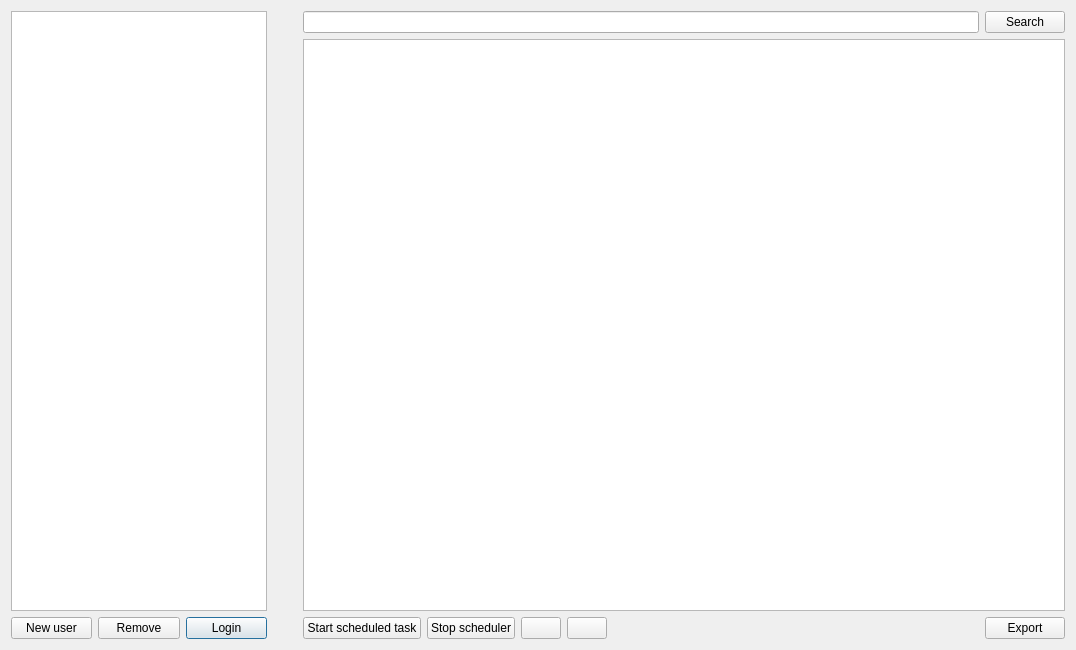
Old version of the form maindialog.ui in the repository iamOgunyinka/Telegram2_0.
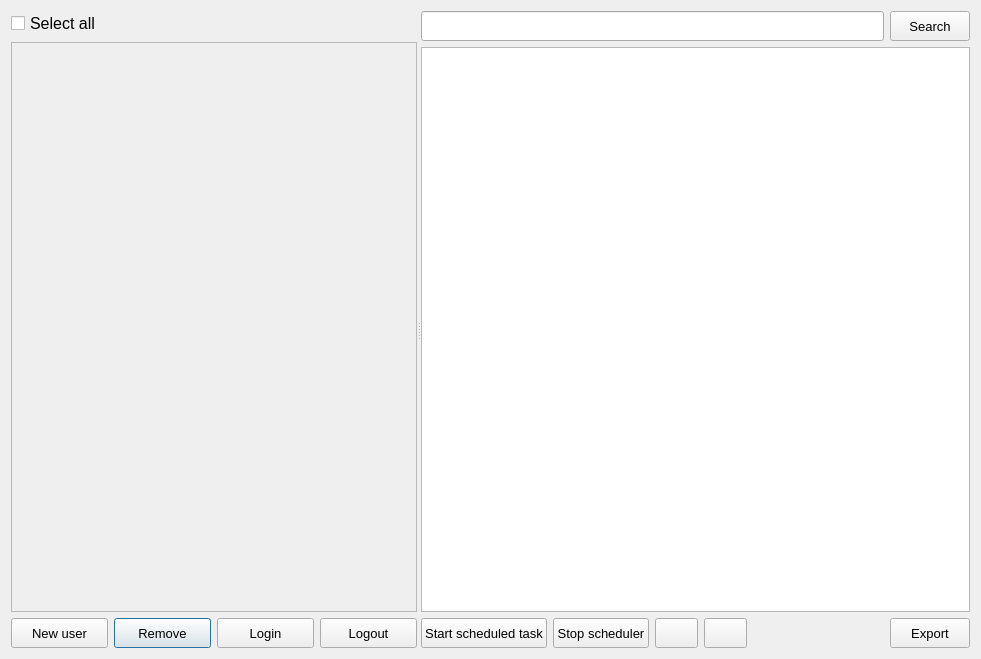
New version of the form.

What changed in the file:
```diff
--- a/maindialog.ui
+++ b/maindialog.ui
@@ -6,62 +6,137 @@
    <rect>
     <x>0</x>
     <y>0</y>
-    <width>1076</width>
-    <height>650</height>
+    <width>981</width>
+    <height>659</height>
    </rect>
   </property>
+  <property name="font">
+   <font>
+    <pointsize>10</pointsize>
+   </font>
+  </property>
   <property name="windowTitle">
    <string>MainDialog</string>
   </property>
-  <layout class="QHBoxLayout" name="horizontalLayout">
+  <layout class="QGridLayout" name="gridLayout_3">
+   <item row="0" column="0">
+    <widget class="QSplitter" name="splitter">
+     <property name="orientation">
+      <enum>Qt::Horizontal</enum>
+     </property>
+     <widget class="QWidget" name="layoutWidget">
+      <layout class="QVBoxLayout" name="verticalLayout">
+       <item>
+        <widget class="QCheckBox" name="select_all_checkbox">
+         <property name="minimumSize">
+          <size>
+           <width>0</width>
+           <height>10</height>
+          </size>
+         </property>
+         <property name="font">
+          <font>
+           <pointsize>12</pointsize>
+          </font>
+         </property>
+         <property name="autoFillBackground">
+          <bool>false</bool>
+         </property>
+         <property name="text">
+          <string>Select all</string>
+         </property>
+        </widget>
+       </item>
+       <item>
+        <widget class="QScrollArea" name="scrollArea">
+         <property name="widgetResizable">
+          <bool>true</bool>
+         </property>
+         <widget class="QWidget" name="scrollAreaWidgetContents">
+          <property name="geometry">
+           <rect>
+            <x>0</x>
+            <y>0</y>
+            <width>333</width>
+            <height>570</height>
+           </rect>
+          </property>
+          <layout class="QVBoxLayout" name="verticalLayout_2">
+           <item>
+            <layout class="QFormLayout" name="flayout"/>
+           </item>
+          </layout>
+         </widget>
+        </widget>
+       </item>
    <item>
     <layout class="QGridLayout" name="gridLayout">
-     <item row="1" column="2">
+         <item row="0" column="1">
+          <widget class="QPushButton" name="remove_user_button">
+           <property name="minimumSize">
+            <size>
+             <width>0</width>
+             <height>30</height>
+            </size>
+           </property>
+           <property name="text">
+            <string>Remove</string>
+           </property>
+          </widget>
+         </item>
+         <item row="0" column="3">
       <widget class="QPushButton" name="login_user_button">
+           <property name="minimumSize">
+            <size>
+             <width>0</width>
+             <height>30</height>
+            </size>
+           </property>
        <property name="text">
         <string>Login</string>
        </property>
       </widget>
      </item>
-     <item row="1" column="0">
+         <item row="0" column="0">
       <widget class="QPushButton" name="new_user_button">
+           <property name="minimumSize">
+            <size>
+             <width>0</width>
+             <height>30</height>
+            </size>
+           </property>
        <property name="text">
         <string>New user</string>
        </property>
       </widget>
      </item>
-     <item row="0" column="0" colspan="3">
-      <widget class="QListView" name="user_list_view"/>
-     </item>
-     <item row="1" column="1">
-      <widget class="QPushButton" name="remove_user_button">
-       <property name="text">
-        <string>Remove</string>
-       </property>
-      </widget>
-     </item>
-    </layout>
-   </item>
-   <item>
-    <spacer name="horizontalSpacer">
-     <property name="orientation">
-      <enum>Qt::Horizontal</enum>
-     </property>
-     <property name="sizeType">
-      <enum>QSizePolicy::Maximum</enum>
-     </property>
-     <property name="sizeHint" stdset="0">
+         <item row="0" column="4">
+          <widget class="QPushButton" name="logout_button">
+           <property name="minimumSize">
       <size>
-       <width>30</width>
-       <height>20</height>
-      </size>
-     </property>
-    </spacer>
-   </item>
-   <item>
+             <width>0</width>
+             <height>30</height>
+            </size>
+           </property>
+           <property name="text">
+            <string>Logout</string>
+           </property>
+          </widget>
+         </item>
+        </layout>
+       </item>
+      </layout>
+     </widget>
+     <widget class="QWidget" name="layoutWidget">
     <layout class="QGridLayout" name="gridLayout_2">
      <item row="2" column="1">
       <widget class="QPushButton" name="schedule_stop_button">
+         <property name="minimumSize">
+          <size>
+           <width>0</width>
+           <height>30</height>
+          </size>
+         </property>
        <property name="text">
         <string>Stop scheduler</string>
        </property>
@@ -69,6 +144,12 @@
      </item>
      <item row="2" column="0">
       <widget class="QPushButton" name="schedule_start_button">
+         <property name="minimumSize">
+          <size>
+           <width>0</width>
+           <height>30</height>
+          </size>
+         </property>
        <property name="text">
         <string>Start scheduled task</string>
        </property>
@@ -76,6 +157,12 @@
      </item>
      <item row="2" column="2">
       <widget class="QPushButton" name="timer_display_button">
+         <property name="minimumSize">
+          <size>
+           <width>0</width>
+           <height>30</height>
+          </size>
+         </property>
        <property name="text">
         <string/>
        </property>
@@ -83,6 +170,12 @@
      </item>
      <item row="0" column="5">
       <widget class="QPushButton" name="search_button">
+         <property name="minimumSize">
+          <size>
+           <width>0</width>
+           <height>30</height>
+          </size>
+         </property>
        <property name="text">
         <string>Search</string>
        </property>
@@ -93,6 +186,12 @@
      </item>
      <item row="2" column="3">
       <widget class="QPushButton" name="working_time_button">
+         <property name="minimumSize">
+          <size>
+           <width>0</width>
+           <height>30</height>
+          </size>
+         </property>
        <property name="text">
         <string/>
        </property>
@@ -100,6 +199,12 @@
      </item>
      <item row="2" column="5">
       <widget class="QPushButton" name="export_result_button">
+         <property name="minimumSize">
+          <size>
+           <width>0</width>
+           <height>30</height>
+          </size>
+         </property>
        <property name="text">
         <string>Export</string>
        </property>
@@ -119,9 +224,18 @@
       </spacer>
      </item>
      <item row="0" column="0" colspan="5">
-      <widget class="QLineEdit" name="query_line"/>
-     </item>
-    </layout>
+        <widget class="QLineEdit" name="query_line">
+         <property name="minimumSize">
+          <size>
+           <width>0</width>
+           <height>30</height>
+          </size>
+         </property>
+        </widget>
+       </item>
+      </layout>
+     </widget>
+    </widget>
    </item>
   </layout>
  </widget>
```
Left out of the diff: 3 changed lines with no effect on the pictures. Lines whose indentation alone changed are shown as unchanged.
